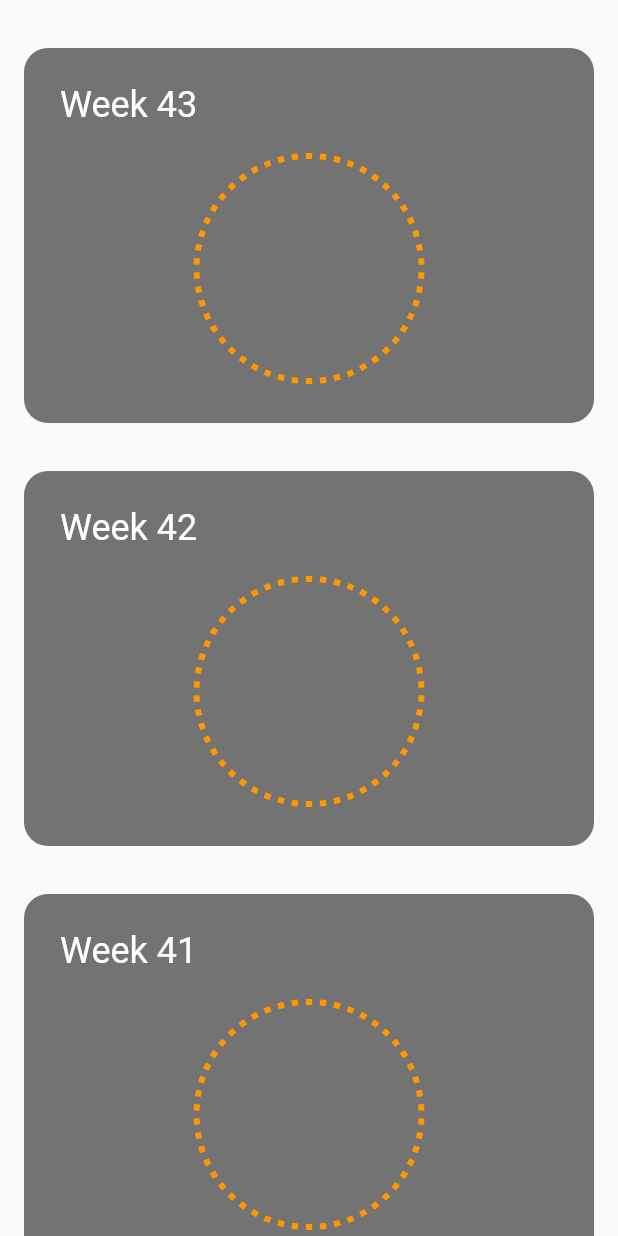
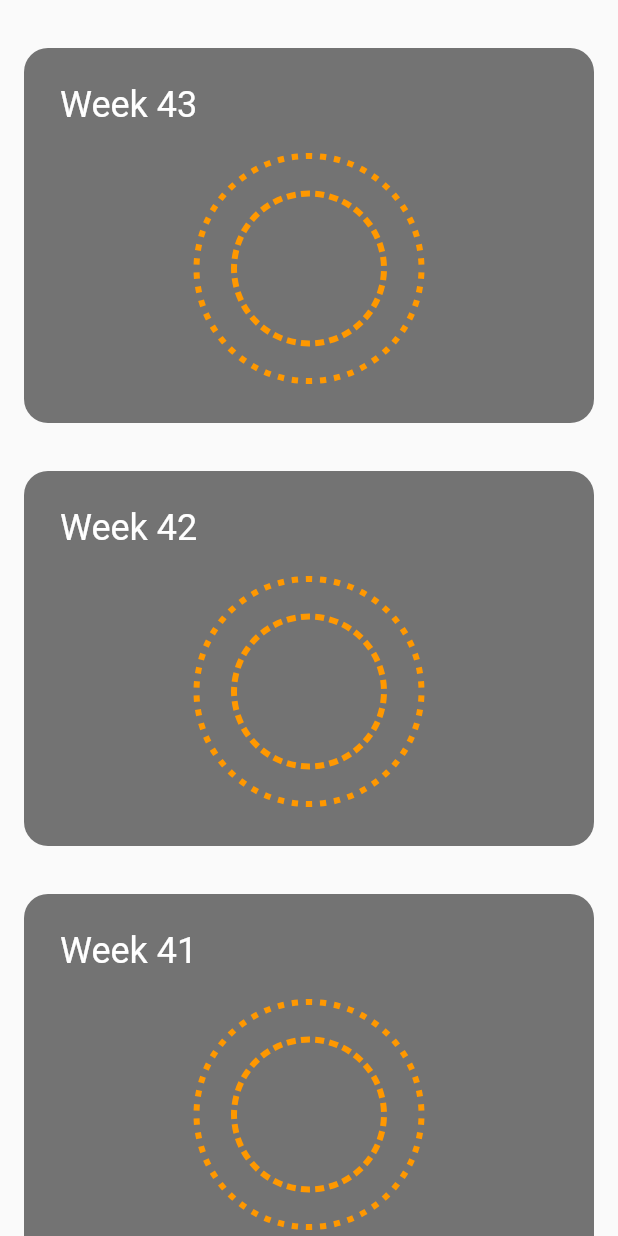
Before and after one commit to altaired/junction, a Flutter app: the screen it shows after launch, on a phone screen of 412 x 824 dp. Run offline on Flutter 3.47's test engine with Material 2 defaults, Android fonts, the phone set to English and light mode, and no system bars.

Commit message:
Stack multiple circle widgets

```diff
--- a/lib/shared/circle_widget.dart
+++ b/lib/shared/circle_widget.dart
@@ -5,29 +5,23 @@ import 'package:flutter/material.dart';
 import 'package:flutter/rendering.dart';
 
 class CircleWidget extends StatelessWidget {
-  Widget child;
+  final double size;
 
-  CircleWidget({this.child = null});
+  CircleWidget({this.size = 150});
 
   @override
   Widget build(BuildContext context) {
     return CustomPaint(
-      painter: DashedCirclePainter(75, Colors.orange),
-      size: new Size(150, 150),
-      child: this.child
+      painter: DashedCirclePainter(Colors.orange),
+      size: new Size(size, size),
     );
   }
 }
 
 class DashedCirclePainter extends CustomPainter {
-  Offset size;
-  int dashes;
   Color color;
-  final double strokeWidth = 4.0;
 
-  DashedCirclePainter(double radius, this.color) {
-    this.size = new Offset(radius * 2, radius * 2);
-    this.dashes = (radius / 1.5).toInt();
+  DashedCirclePainter(this.color) {
   }
 
   @override
@@ -37,12 +31,14 @@ class DashedCirclePainter extends CustomPainter {
       ..strokeWidth = 4.0
       ..style = PaintingStyle.stroke;
 
+    final double radius = min(size.width, size.height) / 2;
+    final int dashes = (radius / 1.5).toInt();
     final double gap = pi / 180 * 2;
     final double singleAngle = (pi * 2) / dashes;
 
     for (int i = 0; i < dashes; i++) {
       canvas.drawArc(
-          new Rect.fromPoints(Offset.zero, new Offset(150, 150)),
+          new Rect.fromPoints(Offset.zero, new Offset(radius * 2, radius * 2)),
           gap + singleAngle * i, singleAngle - gap * 2, false, paint
       );
     }
--- a/lib/shared/week_card.dart
+++ b/lib/shared/week_card.dart
@@ -32,7 +32,13 @@ class WeekCard extends StatelessWidget {
           Expanded(
             flex: 1,
             child: Container(
-              child: Center(child: CircleWidget())
+              child: Center(child: Stack(
+                alignment: Alignment.center,
+                children: <Widget>[
+                  CircleWidget(size: 150),
+                  CircleWidget(size: 100),
+                ],
+              ))
             ),
           ),
         ],
```
